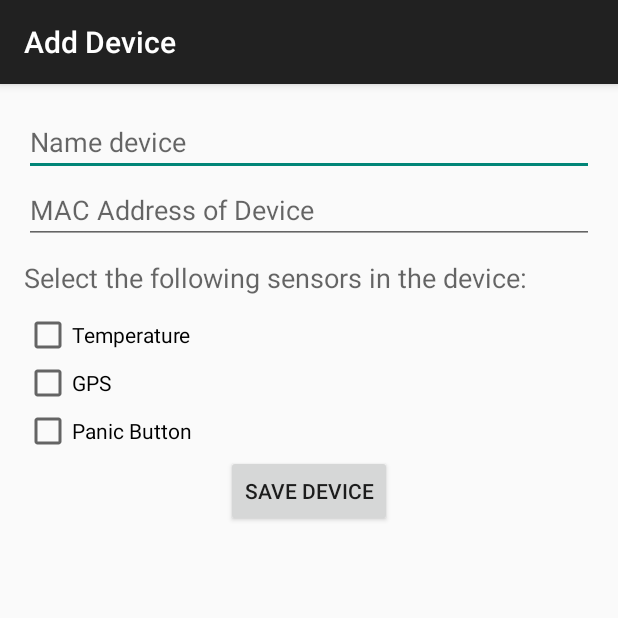
After one commit to ricpessoa/AppAndroidCouchDB, an Android app: the AddDevice screen opened directly, with no data from a screen before it, on a phone screen of 412 x 824 dp, the top half of it. The commit adds this screen. Run offline under Robolectric (Android 15) with nearby library versions, the phone set to English and light mode, and no system bars; libraries missing offline, so code that uses them is left out: com.couchbase.lite.

Commit message:
Add view AddDevice Add architecture model of devices and sensors try add device in couch

```diff
--- a/mei.ricardo.pessoa.app/src/main/java/mei/ricardo/pessoa/app/Application.java
+++ b/mei.ricardo.pessoa.app/src/main/java/mei/ricardo/pessoa/app/Application.java
@@ -29,7 +29,7 @@ public class Application extends CouchbaseLiteApplication {
     //public static Database database = null;
     //public static Manager mCouchManager = null;
 
-    public static CouchDB mCouchDBinstance;
+   // private static CouchDB mCouchDBinstance;
 
     @Override
     public void onCreate() {
@@ -71,4 +71,8 @@ public class Application extends CouchbaseLiteApplication {
         return dbname;
     }
 
+    public static CouchDB getmCouchDBinstance(){
+        return CouchDB.getmCouchDBinstance();
+    }
+
 }
--- a/mei.ricardo.pessoa.app/src/main/java/mei/ricardo/pessoa/app/couchdb/CouchDB.java
+++ b/mei.ricardo.pessoa.app/src/main/java/mei/ricardo/pessoa/app/couchdb/CouchDB.java
@@ -58,6 +58,10 @@ public class CouchDB implements Replication.ChangeListener {
             mCouchDBinstance = new CouchDB();
             return mCouchDBinstance;
         }
+    }
+
+    public Database getDatabase(){
+            return database;
     }
 
     protected void startCBLite() throws Exception {
--- a/mei.ricardo.pessoa.app/src/main/java/mei/ricardo/pessoa/app/ui/Navigation/NavigationDrawerFragment.java
+++ b/mei.ricardo.pessoa.app/src/main/java/mei/ricardo/pessoa/app/ui/Navigation/NavigationDrawerFragment.java
@@ -254,10 +254,10 @@ public class NavigationDrawerFragment extends Fragment {
             return true;
         }
 
-        if (item.getItemId() == R.id.action_example) {
+        /*if (item.getItemId() == R.id.action_example) {
             Toast.makeText(getActivity(), "Example action.", Toast.LENGTH_SHORT).show();
             return true;
-        }
+        }*/
 
         return super.onOptionsItemSelected(item);
     }
--- /dev/null
+++ b/mei.ricardo.pessoa.app/src/main/res/layout/activity_add_device.xml
@@ -0,0 +1,79 @@
+<RelativeLayout xmlns:android="http://schemas.android.com/apk/res/android"
+    xmlns:tools="http://schemas.android.com/tools"
+    android:layout_width="match_parent"
+    android:layout_height="match_parent"
+    android:paddingLeft="@dimen/activity_horizontal_margin"
+    android:paddingRight="@dimen/activity_horizontal_margin"
+    android:paddingTop="@dimen/activity_vertical_margin"
+    android:paddingBottom="@dimen/activity_vertical_margin"
+    tools:context="mei.ricardo.pessoa.app.ui.Device.AddDevice">
+
+    <EditText
+        android:id="@+id/name_device"
+        android:layout_width="match_parent"
+        android:layout_height="wrap_content"
+        android:hint="@string/prompt_name_device"
+        android:imeOptions="actionUnspecified"
+        android:inputType="text"
+        android:maxLines="1"
+        android:singleLine="true"/>
+
+    <EditText
+        android:id="@+id/mac_address_device"
+        android:layout_width="match_parent"
+        android:layout_height="wrap_content"
+        android:hint="@string/prompt_mac_address_device"
+        android:imeOptions="actionUnspecified"
+        android:layout_below="@+id/name_device"
+        android:inputType="text"
+        android:maxLines="1"
+        android:singleLine="true"/>
+
+    <TextView
+        android:layout_width="wrap_content"
+        android:layout_height="wrap_content"
+        android:textAppearance="?android:attr/textAppearanceMedium"
+        android:text="@string/str_select_sensors"
+        android:id="@+id/textView"
+        android:layout_below="@id/mac_address_device"
+        android:layout_marginTop="10dp"/>
+
+    <CheckBox
+        android:layout_width="wrap_content"
+        android:layout_height="wrap_content"
+        android:text="@string/str_checkbox_temperature"
+        android:id="@+id/checkBoxTemperature"
+        android:layout_below="@+id/textView"
+        android:layout_alignParentLeft="true"
+        android:layout_alignParentStart="true"
+        android:layout_marginTop="10dp"/>
+
+    <CheckBox
+        android:layout_width="wrap_content"
+        android:layout_height="wrap_content"
+        android:text="@string/str_checkbox_gps"
+        android:id="@+id/checkBoxGPS"
+        android:layout_below="@+id/checkBoxTemperature"
+        android:layout_alignParentLeft="true"
+        android:layout_alignParentStart="true" />
+
+    <CheckBox
+        android:layout_width="wrap_content"
+        android:layout_height="wrap_content"
+        android:text="@string/str_checkbox_panicbutton"
+        android:id="@+id/checkBoxPanicButton"
+        android:layout_below="@+id/checkBoxGPS"
+        android:layout_alignParentLeft="true"
+        android:layout_alignParentStart="true" />
+
+    <Button
+        android:layout_width="wrap_content"
+        android:layout_height="wrap_content"
+        android:text="@string/str_button_save_device"
+        android:id="@+id/button_save_device"
+        android:layout_below="@id/checkBoxPanicButton"
+        android:layout_centerHorizontal="true"
+        android:layout_marginBottom="10dp"/>
+
+
+</RelativeLayout>
--- /dev/null
+++ b/mei.ricardo.pessoa.app/src/main/res/menu/add_device.xml
@@ -0,0 +1,5 @@
+<menu xmlns:android="http://schemas.android.com/apk/res/android"
+    xmlns:app="http://schemas.android.com/apk/res-auto"
+    xmlns:tools="http://schemas.android.com/tools"
+    tools:context="mei.ricardo.pessoa.app.ui.Device.AddDevice" >
+</menu>
--- a/mei.ricardo.pessoa.app/src/main/res/menu/global.xml
+++ b/mei.ricardo.pessoa.app/src/main/res/menu/global.xml
@@ -1,7 +1,7 @@
 <menu xmlns:android="http://schemas.android.com/apk/res/android"
     xmlns:app="http://schemas.android.com/apk/res-auto">
-    <item android:id="@+id/action_settings"
+    <!--<item android:id="@+id/action_settings"
         android:title="@string/action_settings"
         android:orderInCategory="100"
-        app:showAsAction="never" />
+        app:showAsAction="never" />-->
 </menu>
--- a/mei.ricardo.pessoa.app/src/main/res/menu/main.xml
+++ b/mei.ricardo.pessoa.app/src/main/res/menu/main.xml
@@ -2,11 +2,11 @@
     xmlns:app="http://schemas.android.com/apk/res-auto"
     xmlns:tools="http://schemas.android.com/tools"
     tools:context="mei.ricardo.pessoa.app.ui.Navigation.MainActivity" >
-    <item android:id="@+id/action_example"
+    <!--<item android:id="@+id/action_example"
         android:title="@string/action_example"
         app:showAsAction="withText|ifRoom" />
     <item android:id="@+id/action_settings"
         android:title="@string/action_settings"
         android:orderInCategory="100"
-        app:showAsAction="never" />
+        app:showAsAction="never" />-->
 </menu>
--- a/mei.ricardo.pessoa.app/src/main/res/values/strings.xml
+++ b/mei.ricardo.pessoa.app/src/main/res/values/strings.xml
@@ -9,19 +9,31 @@
     <string name="navigation_drawer_close">Close navigation drawer</string>
     <string name="action_example">Example action</string>
     <string name="action_settings">Settings</string>
+    <string name="str_menu_item_add_device">Add Device</string>
     <string name="hello_blank_fragment">Hello blank fragment</string>
     <string name="title_activity_test">TestActivity</string>
     <string name="hello_world">Hello world!</string>
 
-    <!-- -->
+    <!--  strings My DashBoard -->
+    <string name="str_title_my_dashboard">My DashBoard</string>
+    <string name="title_activity_fragment_my_dashboard">My Dashboard</string>
 
-    <string name="str_title_my_dashboard">My DashBoard</string>
+    <!--  strings My Devices -->
     <string name="str_title_my_devices">MyDevices</string>
+    <string name="title_activity_fragment_my_devices">My Devices</string>
+    <string name="title_activity_add_device">Add Device</string>
+    <string name="prompt_name_device">Name device</string>
+    <string name="prompt_mac_address_device">MAC Address of Device</string>
+    <string name="str_checkbox_temperature">Temperature</string>
+    <string name="str_checkbox_gps">GPS</string>
+    <string name="str_checkbox_panicbutton">Panic Button</string>
+    <string name="str_select_sensors">Select the following sensors in the device:</string>
+    <string name="str_button_save_device">Save Device</string>
+
+    <!--  strings My Profile -->
     <string name="str_title_my_profile">My Profile</string>
+
     <string name="str_title_logout">Logout</string>
-    <string name="title_activity_fragment_my_dashboard">My Dashboard</string>
-    <string name="title_activity_fragment_my_devices">My Devices</string>
     <string name="title_activity_fragment_my_profile">My Profile</string>
 
-
 </resources>
```
Also changed, not shown: mei.ricardo.pessoa.app/src/main/AndroidManifest.xml (+10 -6 lines), mei.ricardo.pessoa.app/src/main/java/mei/ricardo/pessoa/app/couchdb/modal/CouchDocument.java (added, +38 -0 lines), mei.ricardo.pessoa.app/src/main/java/mei/ricardo/pessoa/app/couchdb/modal/Device.java (+59 -2 lines), mei.ricardo.pessoa.app/src/main/java/mei/ricardo/pessoa/app/couchdb/modal/Sensor.java (added, +30 -0 lines), mei.ricardo.pessoa.app/src/main/java/mei/ricardo/pessoa/app/couchdb/modal/SensorTemperature.java (added, +36 -0 lines), mei.ricardo.pessoa.app/src/main/java/mei/ricardo/pessoa/app/couchdb/modal/Sensors.java (deleted, +0 -8 lines), mei.ricardo.pessoa.app/src/main/java/mei/ricardo/pessoa/app/ui/Device/AddDevice.java (added, +96 -0 lines), mei.ricardo.pessoa.app/src/main/java/mei/ricardo/pessoa/app/ui/Fragments/FragmentMyDevices.java (+59 -30 lines), mei.ricardo.pessoa.app/src/main/java/mei/ricardo/pessoa/app/ui/Navigation/MainActivity.java (+1 -123 lines), mei.ricardo.pessoa.app/src/main/res/menu/fragment_my_devices.xml (+3 -4 lines), mei.ricardo.pessoa.app/src/main/res/menu/test.xml (deleted, +0 -9 lines).
